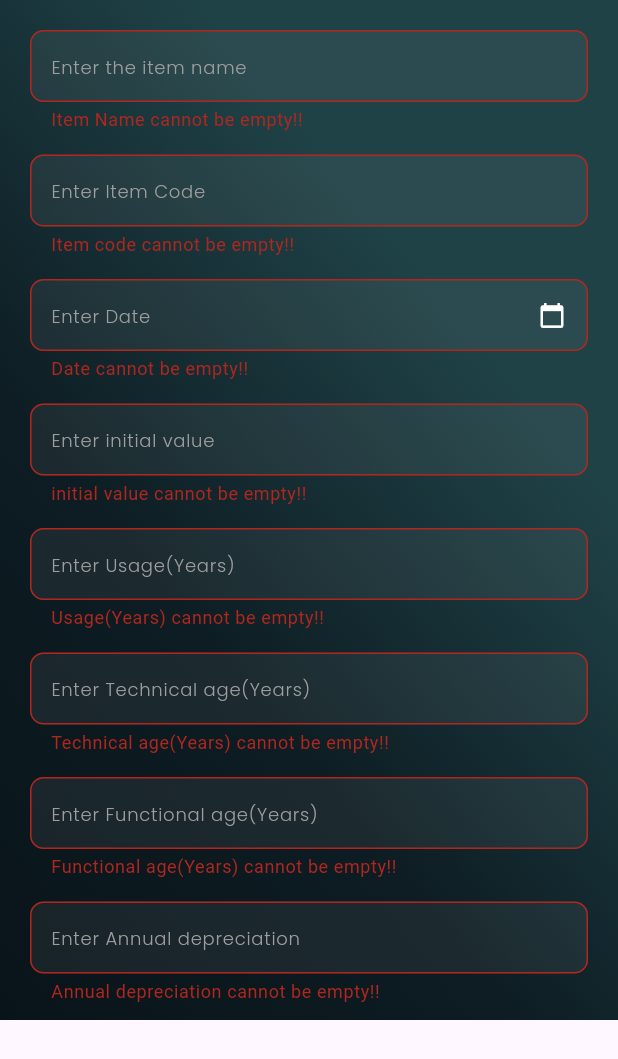
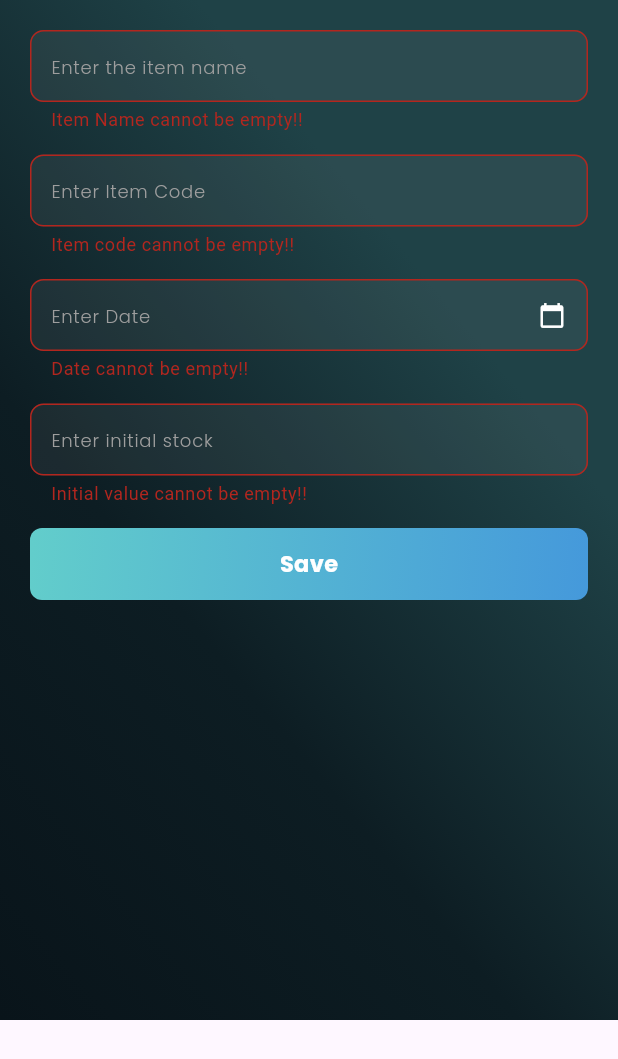
Before and after one commit to Akhdan1998/inventory, a Flutter app: the tambah screen opened directly, after a tap on "Save", on a phone screen of 412 x 824 dp. Shown: the top 1059 px of the screen. Run offline on Flutter 3.47's test engine with Material 3 defaults, Android fonts, the phone set to English and light mode, and no system bars; our stand-ins replace cloud_firestore, firebase_auth, firebase_core, fluttertoast, get, google_fonts and 2 more; accounts and stored records are empty.

Commit message:
update inventory detail dan add items

```diff
--- a/lib/pages/add_item.dart
+++ b/lib/pages/add_item.dart
@@ -43,7 +43,7 @@ class _tambahState extends State<tambah> {
           height: (Platform.isAndroid)
               ? MediaQuery.of(context).size.height - 144
               : MediaQuery.of(context).size.height - 209,
-          alignment: Alignment.center,
+          alignment: Alignment.topCenter,
           child: SingleChildScrollView(
             reverse: false,
             scrollDirection: Axis.vertical,
@@ -212,7 +212,7 @@ class _tambahState extends State<tambah> {
                   controller: nilaiAwal,
                   validator: (value) {
                     if (value == '') {
-                      return 'initial value cannot be empty!!';
+                      return 'Initial value cannot be empty!!';
                     }
                     return null;
                   },
@@ -239,228 +239,228 @@ class _tambahState extends State<tambah> {
                       fontWeight: FontWeight.w300,
                       color: Colors.grey,
                     ),
-                    hintText: 'Enter initial value',
+                    hintText: 'Enter initial stock',
                     border: OutlineInputBorder(
                       borderRadius: BorderRadius.circular(9),
                     ),
                   ),
                 ),
                 SizedBox(height: 15),
-                TextFormField(
-                  keyboardType: TextInputType.number,
-                  style: TextStyle(
-                    color: 'FFFFFF'.toColor(),
-                  ),
-                  cursorColor: 'FFFFFF'.toColor(),
-                  controller: pemakaian,
-                  validator: (value) {
-                    if (value == '') {
-                      return 'Usage(Years) cannot be empty!!';
-                    }
-                    return null;
-                  },
-                  decoration: InputDecoration(
-                    enabledBorder: OutlineInputBorder(
-                      borderRadius: BorderRadius.all(Radius.circular(9)),
-                      borderSide: BorderSide(
-                        width: 1,
-                        color: Colors.transparent,
-                      ),
-                    ),
-                    fillColor: Colors.grey.withOpacity(0.10),
-                    filled: true,
-                    focusedBorder: OutlineInputBorder(
-                      borderRadius: BorderRadius.all(Radius.circular(9)),
-                      borderSide: BorderSide(
-                        width: 1,
-                        color: Colors.transparent,
-                      ),
-                    ),
-                    contentPadding: EdgeInsets.only(left: 10, top: 5, bottom: 5),
-                    hintStyle: GoogleFonts.poppins().copyWith(
-                      fontSize: 12,
-                      fontWeight: FontWeight.w300,
-                      color: Colors.grey,
-                    ),
-                    hintText: 'Enter Usage(Years)',
-                    border: OutlineInputBorder(
-                      borderRadius: BorderRadius.circular(9),
-                    ),
-                  ),
-                ),
-                SizedBox(height: 15),
-                TextFormField(
-                  keyboardType: TextInputType.number,
-                  style: TextStyle(
-                    color: 'FFFFFF'.toColor(),
-                  ),
-                  cursorColor: 'FFFFFF'.toColor(),
-                  controller: umurTeknis,
-                  validator: (value) {
-                    if (value == '') {
-                      return 'Technical age(Years) cannot be empty!!';
-                    }
-                    return null;
-                  },
-                  decoration: InputDecoration(
-                    enabledBorder: OutlineInputBorder(
-                      borderRadius: BorderRadius.all(Radius.circular(9)),
-                      borderSide: BorderSide(
-                        width: 1,
-                        color: Colors.transparent,
-                      ),
-                    ),
-                    fillColor: Colors.grey.withOpacity(0.10),
-                    filled: true,
-                    focusedBorder: OutlineInputBorder(
-                      borderRadius: BorderRadius.all(Radius.circular(9)),
-                      borderSide: BorderSide(
-                        width: 1,
-                        color: Colors.transparent,
-                      ),
-                    ),
-                    contentPadding: EdgeInsets.only(left: 10, top: 5, bottom: 5),
-                    hintStyle: GoogleFonts.poppins().copyWith(
-                      fontSize: 12,
-                      fontWeight: FontWeight.w300,
-                      color: Colors.grey,
-                    ),
-                    hintText: 'Enter Technical age(Years)',
-                    border: OutlineInputBorder(
-                      borderRadius: BorderRadius.circular(9),
-                    ),
-                  ),
-                ),
-                SizedBox(height: 15),
-                TextFormField(
-                  keyboardType: TextInputType.number,
-                  style: TextStyle(
-                    color: 'FFFFFF'.toColor(),
-                  ),
-                  cursorColor: 'FFFFFF'.toColor(),
-                  controller: umurFungsional,
-                  validator: (value) {
-                    if (value == '') {
-                      return 'Functional age(Years) cannot be empty!!';
-                    }
-                    return null;
-                  },
-                  decoration: InputDecoration(
-                    enabledBorder: OutlineInputBorder(
-                      borderRadius: BorderRadius.all(Radius.circular(9)),
-                      borderSide: BorderSide(
-                        width: 1,
-                        color: Colors.transparent,
-                      ),
-                    ),
-                    fillColor: Colors.grey.withOpacity(0.10),
-                    filled: true,
-                    focusedBorder: OutlineInputBorder(
-                      borderRadius: BorderRadius.all(Radius.circular(9)),
-                      borderSide: BorderSide(
-                        width: 1,
-                        color: Colors.transparent,
-                      ),
-                    ),
-                    contentPadding: EdgeInsets.only(left: 10, top: 5, bottom: 5),
-                    hintStyle: GoogleFonts.poppins().copyWith(
-                      fontSize: 12,
-                      fontWeight: FontWeight.w300,
-                      color: Colors.grey,
-                    ),
-                    hintText: 'Enter Functional age(Years)',
-                    border: OutlineInputBorder(
-                      borderRadius: BorderRadius.circular(9),
-                    ),
-                  ),
-                ),
-                SizedBox(height: 15),
-                TextFormField(
-                  keyboardType: TextInputType.number,
-                  style: TextStyle(
-                    color: 'FFFFFF'.toColor(),
-                  ),
-                  cursorColor: 'FFFFFF'.toColor(),
-                  controller: penyusutan,
-                  validator: (value) {
-                    if (value == '') {
-                      return 'Annual depreciation cannot be empty!!';
-                    }
-                    return null;
-                  },
-                  decoration: InputDecoration(
-                    enabledBorder: OutlineInputBorder(
-                      borderRadius: BorderRadius.circular(9),
-                      borderSide: BorderSide(
-                        width: 1,
-                        color: Colors.transparent,
-                      ),
-                    ),
-                    fillColor: Colors.grey.withOpacity(0.10),
-                    filled: true,
-                    focusedBorder: OutlineInputBorder(
-                      borderRadius: BorderRadius.all(Radius.circular(9)),
-                      borderSide: BorderSide(
-                        width: 1,
-                        color: Colors.transparent,
-                      ),
-                    ),
-                    contentPadding: EdgeInsets.only(left: 10, top: 5, bottom: 5),
-                    hintStyle: GoogleFonts.poppins().copyWith(
-                      fontSize: 12,
-                      fontWeight: FontWeight.w300,
-                      color: Colors.grey,
-                    ),
-                    hintText: 'Enter Annual depreciation',
-                    border: OutlineInputBorder(
-                      borderRadius: BorderRadius.circular(9),
-                    ),
-                  ),
-                ),
-                SizedBox(height: 15),
-                TextFormField(
-                  keyboardType: TextInputType.number,
-                  style: TextStyle(
-                    color: 'FFFFFF'.toColor(),
-                  ),
-                  cursorColor: 'FFFFFF'.toColor(),
-                  controller: sisiNilai,
-                  validator: (value) {
-                    if (value == '') {
-                      return 'Value side cannot be empty!!';
-                    }
-                    return null;
-                  },
-                  decoration: InputDecoration(
-                    enabledBorder: OutlineInputBorder(
-                      borderRadius: BorderRadius.all(Radius.circular(9)),
-                      borderSide: BorderSide(
-                        width: 1,
-                        color: Colors.transparent,
-                      ),
-                    ),
-                    fillColor: Colors.grey.withOpacity(0.10),
-                    filled: true,
-                    focusedBorder: OutlineInputBorder(
-                      borderRadius: BorderRadius.all(Radius.circular(9)),
-                      borderSide: BorderSide(
-                        width: 1,
-                        color: Colors.transparent,
-                      ),
-                    ),
-                    contentPadding: EdgeInsets.only(left: 10, top: 5, bottom: 5),
-                    hintStyle: GoogleFonts.poppins().copyWith(
-                      fontSize: 12,
-                      fontWeight: FontWeight.w300,
-                      color: Colors.grey,
-                    ),
-                    hintText: 'Enter Value side',
-                    border: OutlineInputBorder(
-                      borderRadius: BorderRadius.circular(9),
-                    ),
-                  ),
-                ),
-                SizedBox(height: 15),
+                // TextFormField(
+                //   keyboardType: TextInputType.number,
+                //   style: TextStyle(
+                //     color: 'FFFFFF'.toColor(),
+                //   ),
+                //   cursorColor: 'FFFFFF'.toColor(),
+                //   controller: pemakaian,
+                //   validator: (value) {
+                //     if (value == '') {
+                //       return 'Usage(Years) cannot be empty!!';
+                //     }
+                //     return null;
+                //   },
+                //   decoration: InputDecoration(
+                //     enabledBorder: OutlineInputBorder(
+                //       borderRadius: BorderRadius.all(Radius.circular(9)),
+                //       borderSide: BorderSide(
+                //         width: 1,
+                //         color: Colors.transparent,
+                //       ),
+                //     ),
+                //     fillColor: Colors.grey.withOpacity(0.10),
+                //     filled: true,
+                //     focusedBorder: OutlineInputBorder(
+                //       borderRadius: BorderRadius.all(Radius.circular(9)),
+                //       borderSide: BorderSide(
+                //         width: 1,
+                //         color: Colors.transparent,
+                //       ),
+                //     ),
+                //     contentPadding: EdgeInsets.only(left: 10, top: 5, bottom: 5),
+                //     hintStyle: GoogleFonts.poppins().copyWith(
+                //       fontSize: 12,
+                //       fontWeight: FontWeight.w300,
+                //       color: Colors.grey,
+                //     ),
+                //     hintText: 'Enter Usage(Years)',
+                //     border: OutlineInputBorder(
+                //       borderRadius: BorderRadius.circular(9),
+                //     ),
+                //   ),
+                // ),
+                // SizedBox(height: 15),
+                // TextFormField(
+                //   keyboardType: TextInputType.number,
+                //   style: TextStyle(
+                //     color: 'FFFFFF'.toColor(),
+                //   ),
+                //   cursorColor: 'FFFFFF'.toColor(),
+                //   controller: umurTeknis,
+                //   validator: (value) {
+                //     if (value == '') {
+                //       return 'Technical age(Years) cannot be empty!!';
+                //     }
+                //     return null;
+                //   },
+                //   decoration: InputDecoration(
+                //     enabledBorder: OutlineInputBorder(
+                //       borderRadius: BorderRadius.all(Radius.circular(9)),
+                //       borderSide: BorderSide(
+                //         width: 1,
+                //         color: Colors.transparent,
+                //       ),
+                //     ),
+                //     fillColor: Colors.grey.withOpacity(0.10),
+                //     filled: true,
+                //     focusedBorder: OutlineInputBorder(
+                //       borderRadius: BorderRadius.all(Radius.circular(9)),
+                //       borderSide: BorderSide(
+                //         width: 1,
+                //         color: Colors.transparent,
+                //       ),
+                //     ),
+                //     contentPadding: EdgeInsets.only(left: 10, top: 5, bottom: 5),
+                //     hintStyle: GoogleFonts.poppins().copyWith(
+                //       fontSize: 12,
+                //       fontWeight: FontWeight.w300,
+                //       color: Colors.grey,
+                //     ),
+                //     hintText: 'Enter Technical age(Years)',
+                //     border: OutlineInputBorder(
+                //       borderRadius: BorderRadius.circular(9),
+                //     ),
+                //   ),
+                // ),
+                // SizedBox(height: 15),
+                // TextFormField(
+                //   keyboardType: TextInputType.number,
+                //   style: TextStyle(
+                //     color: 'FFFFFF'.toColor(),
+                //   ),
+                //   cursorColor: 'FFFFFF'.toColor(),
+                //   controller: umurFungsional,
+                //   validator: (value) {
+                //     if (value == '') {
+                //       return 'Functional age(Years) cannot be empty!!';
+                //     }
+                //     return null;
+                //   },
+                //   decoration: InputDecoration(
+                //     enabledBorder: OutlineInputBorder(
+                //       borderRadius: BorderRadius.all(Radius.circular(9)),
+                //       borderSide: BorderSide(
+                //         width: 1,
+                //         color: Colors.transparent,
+                //       ),
+                //     ),
+                //     fillColor: Colors.grey.withOpacity(0.10),
+                //     filled: true,
+                //     focusedBorder: OutlineInputBorder(
+                //       borderRadius: BorderRadius.all(Radius.circular(9)),
+                //       borderSide: BorderSide(
+                //         width: 1,
+                //         color: Colors.transparent,
+                //       ),
+                //     ),
+                //     contentPadding: EdgeInsets.only(left: 10, top: 5, bottom: 5),
+                //     hintStyle: GoogleFonts.poppins().copyWith(
+                //       fontSize: 12,
+                //       fontWeight: FontWeight.w300,
+                //       color: Colors.grey,
+                //     ),
+                //     hintText: 'Enter Functional age(Years)',
+                //     border: OutlineInputBorder(
+                //       borderRadius: BorderRadius.circular(9),
+                //     ),
+                //   ),
+                // ),
+                // SizedBox(height: 15),
+                // TextFormField(
+                //   keyboardType: TextInputType.number,
+                //   style: TextStyle(
+                //     color: 'FFFFFF'.toColor(),
+                //   ),
+                //   cursorColor: 'FFFFFF'.toColor(),
+                //   controller: penyusutan,
+                //   validator: (value) {
+                //     if (value == '') {
+                //       return 'Annual depreciation cannot be empty!!';
+                //     }
+                //     return null;
+                //   },
+                //   decoration: InputDecoration(
+                //     enabledBorder: OutlineInputBorder(
+                //       borderRadius: BorderRadius.circular(9),
+                //       borderSide: BorderSide(
+                //         width: 1,
+                //         color: Colors.transparent,
+                //       ),
+                //     ),
+                //     fillColor: Colors.grey.withOpacity(0.10),
+                //     filled: true,
+                //     focusedBorder: OutlineInputBorder(
+                //       borderRadius: BorderRadius.all(Radius.circular(9)),
+                //       borderSide: BorderSide(
+                //         width: 1,
+                //         color: Colors.transparent,
+                //       ),
+                //     ),
+                //     contentPadding: EdgeInsets.only(left: 10, top: 5, bottom: 5),
+                //     hintStyle: GoogleFonts.poppins().copyWith(
+                //       fontSize: 12,
+                //       fontWeight: FontWeight.w300,
+                //       color: Colors.grey,
+                //     ),
+                //     hintText: 'Enter Annual depreciation',
+                //     border: OutlineInputBorder(
+                //       borderRadius: BorderRadius.circular(9),
+                //     ),
+                //   ),
+                // ),
+                // SizedBox(height: 15),
+                // TextFormField(
+                //   keyboardType: TextInputType.number,
+                //   style: TextStyle(
+                //     color: 'FFFFFF'.toColor(),
+                //   ),
+                //   cursorColor: 'FFFFFF'.toColor(),
+                //   controller: sisiNilai,
+                //   validator: (value) {
+                //     if (value == '') {
+                //       return 'Value side cannot be empty!!';
+                //     }
+                //     return null;
+                //   },
+                //   decoration: InputDecoration(
+                //     enabledBorder: OutlineInputBorder(
+                //       borderRadius: BorderRadius.all(Radius.circular(9)),
+                //       borderSide: BorderSide(
+                //         width: 1,
+                //         color: Colors.transparent,
+                //       ),
+                //     ),
+                //     fillColor: Colors.grey.withOpacity(0.10),
+                //     filled: true,
+                //     focusedBorder: OutlineInputBorder(
+                //       borderRadius: BorderRadius.all(Radius.circular(9)),
+                //       borderSide: BorderSide(
+                //         width: 1,
+                //         color: Colors.transparent,
+                //       ),
+                //     ),
+                //     contentPadding: EdgeInsets.only(left: 10, top: 5, bottom: 5),
+                //     hintStyle: GoogleFonts.poppins().copyWith(
+                //       fontSize: 12,
+                //       fontWeight: FontWeight.w300,
+                //       color: Colors.grey,
+                //     ),
+                //     hintText: 'Enter Value side',
+                //     border: OutlineInputBorder(
+                //       borderRadius: BorderRadius.circular(9),
+                //     ),
+                //   ),
+                // ),
+                // SizedBox(height: 15),
                 GestureDetector(
                   onTap: () async {
                     if (_formState.currentState!.validate()) {
@@ -472,11 +472,11 @@ class _tambahState extends State<tambah> {
                         'kode': kode.text,
                         'tanggal': tanggal.text,
                         'nilaiAwal': nilaiAwal.text,
-                        'pemakaian': pemakaian.text,
-                        'umurTeknis': umurTeknis.text,
-                        'umurFungsional': umurFungsional.text,
-                        'penyusutan': penyusutan.text,
-                        'sisiNilai': sisiNilai.text,
+                        // 'pemakaian': pemakaian.text,
+                        // 'umurTeknis': umurTeknis.text,
+                        // 'umurFungsional': umurFungsional.text,
+                        // 'penyusutan': penyusutanValue,
+                        // 'sisiNilai': sisiNilaiValue,
                       });
                       nama.text = '';
                       kode.text = '';
```
Also changed, not shown: lib/pages/inventaris_detail.dart (+49 -122 lines).
